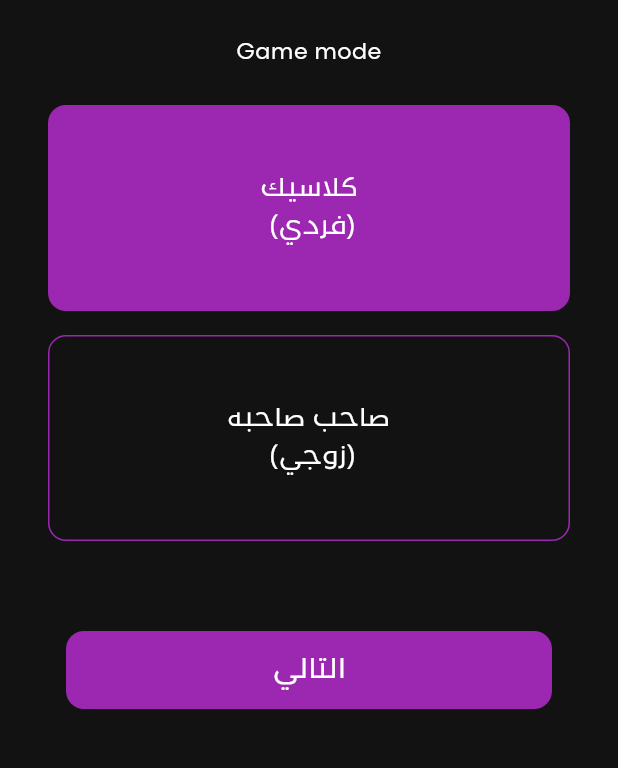
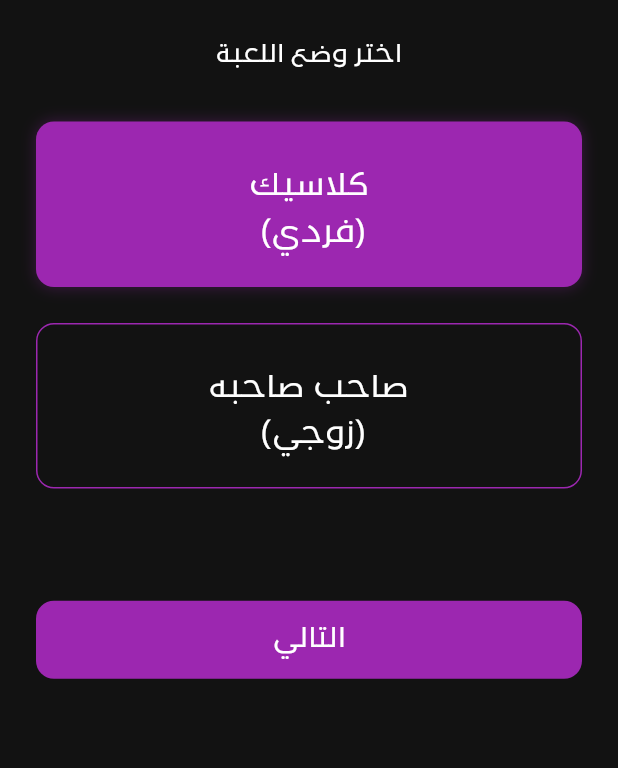
Before and after one commit to mohamedmagdy97/screw_new, a Flutter app: the screen it shows after launch, on a phone screen of 412 x 824 dp, the part 84-852 px from its top. Run offline on Flutter 3.47's test engine with Material 3 defaults, Android fonts, the phone set to English and light mode, and no system bars; our stand-ins replace equatable, firebase_core, firebase_messaging, flutter_bloc, flutter_local_notifications, flutter_screenutil and 2 more; missing offline and left inert: app_settings; accounts and stored records are empty.

Commit message:
game mode arch

```diff
--- /dev/null
+++ b/lib/features/game_mode/application/game_mode_cubit.dart
@@ -0,0 +1,73 @@
+import 'package:flutter/cupertino.dart';
+import 'package:flutter_bloc/flutter_bloc.dart';
+import 'package:screw_calculator/features/game_mode/domain/item.dart';
+import 'package:screw_calculator/utility/Enums.dart';
+import 'package:screw_calculator/utility/utilities.dart';
+
+class GameModeState {
+  final List<Item> items;
+  final bool isLoading;
+
+  GameModeState({required this.items, this.isLoading = false});
+
+  GameModeState copyWith({List<Item>? items, bool? isLoading}) {
+    return GameModeState(
+      items: items ?? this.items,
+      isLoading: isLoading ?? this.isLoading,
+    );
+  }
+}
+
+class GameModeCubit extends Cubit<GameModeState> {
+  GameModeCubit()
+    : super(
+        GameModeState(
+          items: List.generate(2, (i) {
+            return i == 0
+                ? Item(value: "كلاسيك\n (فردي)", isActive: true)
+                : Item(value: "صاحب صاحبه\n (زوجي)");
+          }),
+        ),
+      );
+  DateTime? currentBackPressTime;
+
+  void toggleItem(int index) {
+    final List<Item> updated;
+    if (index == 0) {
+      ModeClass.mode = GameMode.classic;
+      updated = state.items
+          .asMap()
+          .entries
+          .map(
+            (e) => e.key == index
+                ? e.value.copyWith(isActive: !e.value.isActive!)
+                : e.value.copyWith(isActive: false),
+          )
+          .toList();
+    } else {
+      ModeClass.mode = GameMode.friendly;
+      updated = state.items
+          .asMap()
+          .entries
+          .map(
+            (e) => e.key == index
+                ? e.value.copyWith(isActive: !e.value.isActive!)
+                : e.value.copyWith(isActive: false),
+          )
+          .toList();
+    }
+
+    emit(state.copyWith(items: updated));
+  }
+
+  Future<bool> onWillPop(BuildContext context) {
+    DateTime now = DateTime.now();
+    if (currentBackPressTime == null ||
+        now.difference(currentBackPressTime!) > const Duration(seconds: 2)) {
+      currentBackPressTime = now;
+      Utilities().customSnackBarTerms(context, txt: "للخروج اضغط مرتين ");
+      return Future.value(false);
+    }
+    return Future.value(true);
+  }
+}
--- /dev/null
+++ b/lib/features/game_mode/domain/item.dart
@@ -0,0 +1,21 @@
+class Item {
+  final int? key;
+  final String value;
+  final bool? isActive;
+
+  Item({this.key, required this.value, this.isActive = false});
+
+  Item copyWith({String? value, bool? isActive}) {
+    return Item(
+      key: key ?? 0,
+      value: value ?? this.value,
+      isActive: isActive ?? this.isActive,
+    );
+  }
+
+  Map<String, dynamic> toJson() => {
+    "key": key,
+    "value": value,
+    "isActive": isActive ?? false,
+  };
+}
--- /dev/null
+++ b/lib/features/game_mode/presentation/pages/game_mode_page.dart
@@ -0,0 +1,93 @@
+import 'package:flutter/material.dart';
+import 'package:flutter_bloc/flutter_bloc.dart';
+import 'package:flutter_screenutil/flutter_screenutil.dart';
+import 'package:screw_calculator/features/game_mode/domain/item.dart';
+import 'package:screw_calculator/screens/home/home.dart';
+import '../../../../components/custom_button.dart';
+import '../../../../components/custom_text.dart';
+import '../../../../utility/app_theme.dart';
+import '../../application/game_mode_cubit.dart';
+import '../widgets/game_mode_item.dart';
+
+class GameModePage extends StatelessWidget {
+  const GameModePage({super.key});
+
+  @override
+  Widget build(BuildContext context) {
+    return BlocProvider(
+      create: (_) => GameModeCubit(),
+      child: BlocBuilder<GameModeCubit, GameModeState>(
+        builder: (context, state) {
+          return WillPopScope(
+            onWillPop: () async =>
+                context.read<GameModeCubit>().onWillPop(context),
+            child: Scaffold(
+              backgroundColor: AppColors.bg,
+              appBar: AppBar(
+                centerTitle: true,
+                backgroundColor: AppColors.grayy,
+                title: CustomText(text: "سكرو حاسبة", fontSize: 22.sp),
+              ),
+              body: Padding(
+                padding: const EdgeInsets.all(24),
+                child: Column(
+                  children: [
+                    CustomText(
+                      text: "اختر وضع اللعبة",
+                      fontSize: 18.sp,
+                      textAlign: TextAlign.center,
+                    ),
+                    const SizedBox(height: 20),
+                    Flexible(
+                      flex: 2,
+                      child: AnimatedOpacity(
+                        duration: const Duration(milliseconds: 500),
+                        opacity: state.isLoading ? 0.5 : 1,
+                        child: ListView.builder(
+                          itemCount: state.items.length,
+                          itemBuilder: (context, index) {
+                            final item = state.items[index];
+                            return GameModeItem(
+                              item: item,
+                              onTap: () => context
+                                  .read<GameModeCubit>()
+                                  .toggleItem(index),
+                            );
+                          },
+                        ),
+                      ),
+                    ),
+                    const SizedBox(height: 16),
+                    Flexible(
+                      flex: 2,
+                      child: CustomButton(
+                        text: "التالي",
+                        onPressed: () {
+                          final selected = state.items.firstWhere(
+                            (i) => i.isActive!,
+                            orElse: () => Item(value: ''),
+                          );
+                          if (selected.value.isNotEmpty) {
+                            Navigator.push(
+                              context,
+                              MaterialPageRoute(
+                                builder: (_) => const MyHomePage(),
+                              ),
+                            );
+                            // ScaffoldMessenger.of(context).showSnackBar(
+                            //   SnackBar(content: Text('تم اختيار: ${selected.value}')),
+                            // );
+                          }
+                        },
+                      ),
+                    ),
+                  ],
+                ),
+              ),
+            ),
+          );
+        },
+      ),
+    );
+  }
+}
--- /dev/null
+++ b/lib/features/game_mode/presentation/widgets/game_mode_item.dart
@@ -0,0 +1,48 @@
+import 'package:flutter/material.dart';
+import 'package:flutter_screenutil/flutter_screenutil.dart';
+import '../../domain/item.dart';
+import '../../../../utility/app_theme.dart';
+import '../../../../components/custom_text.dart';
+
+class GameModeItem extends StatelessWidget {
+  final Item item;
+  final VoidCallback onTap;
+
+  const GameModeItem({super.key, required this.item, required this.onTap});
+
+  @override
+  Widget build(BuildContext context) {
+    return AnimatedContainer(
+      duration: const Duration(milliseconds: 300),
+      curve: Curves.easeInOut,
+      height: 120.h,
+      width: 1.sw,
+      margin: const EdgeInsets.symmetric(vertical: 12),
+      decoration: BoxDecoration(
+        borderRadius: BorderRadius.circular(12),
+        color: item.isActive! ? AppColors.mainColor : Colors.transparent,
+        border: Border.all(
+          color: item.isActive! ? Colors.transparent : AppColors.mainColor,
+        ),
+        boxShadow: item.isActive!
+            ? [BoxShadow(color: AppColors.mainColor.withOpacity(.3), blurRadius: 8)]
+            : [],
+      ),
+      child: InkWell(
+        borderRadius: BorderRadius.circular(12),
+        onTap: onTap,
+        child: Center(
+          child: AnimatedDefaultTextStyle(
+            style: TextStyle(
+              fontSize: 18.sp,
+              fontWeight: FontWeight.normal,
+              color: item.isActive! ? Colors.white : AppColors.black,
+            ),
+            duration: const Duration(milliseconds: 300),
+            child: CustomText(text: item.value, fontSize: 22,),
+          ),
+        ),
+      ),
+    );
+  }
+}
--- a/lib/screens/splash_screen.dart
+++ b/lib/screens/splash_screen.dart
@@ -1,6 +1,8 @@
 import 'package:flutter/material.dart';
 import 'package:flutter_screenutil/flutter_screenutil.dart';
 import 'package:screw_calculator/components/custom_text.dart';
+import 'package:screw_calculator/features/game_mode/presentation/pages/game_mode_page.dart';
+import 'package:screw_calculator/helpers/firebase_notification_service.dart';
 import 'package:screw_calculator/screens/game_mode/game_mode.dart';
 import 'package:screw_calculator/utility/app_theme.dart';
 
@@ -13,10 +15,12 @@ class SplashScreen extends StatefulWidget {
 
 class _SplashScreenState extends State<SplashScreen> {
   Future<void> getNextPage() async {
+    await FirebaseNotificationService.init(context);
+
     Future.delayed(const Duration(milliseconds: 2000), () {
       Navigator.pushAndRemoveUntil(
         context,
-        MaterialPageRoute(builder: (_) => const GameMode()),
+        MaterialPageRoute(builder: (_) => const GameModePage()),
         (route) => false,
       );
     });
```
Also changed, not shown: lib/features/game_mode/data/game_mode_repository.dart (added).
